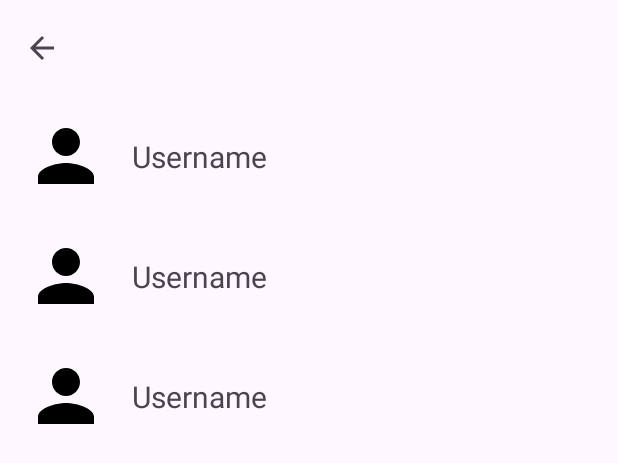
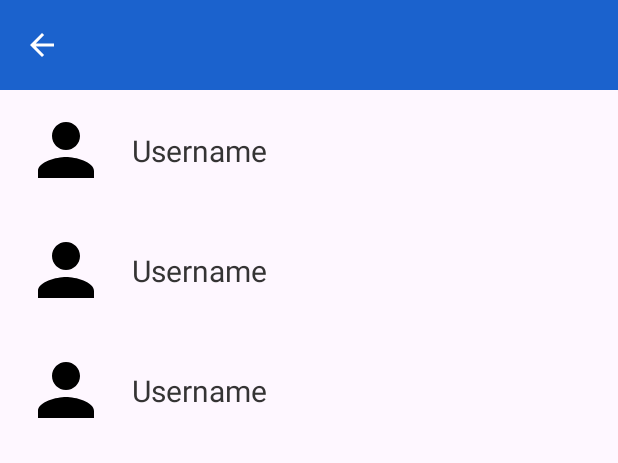
Before and after one commit to Vuert/speer-assessment, an Android app: the layout fragment_connections.xml on its own in the app's theme, with its tools: preview values and no code run, on a phone screen of 412 x 824 dp. Shown: the top 463 px of the screen. Run offline under Robolectric (Android 15) with nearby library versions, the phone set to English and light mode, and no system bars.

Commit message:
#15 Improve UI

```diff
--- a/app/src/main/java/com/speer/technologies/view/impl/fragment/connections/adapter/ConnectionsAdapter.kt
+++ b/app/src/main/java/com/speer/technologies/view/impl/fragment/connections/adapter/ConnectionsAdapter.kt
@@ -35,7 +35,7 @@ class ConnectionsAdapter(
         fun bindUser(user: User) {
             binding.apply {
                 userNameTv.text = user.username
-                ImageUtil.displayAvatar(connectionAvatarImg, user.avatarUrl, circleCrop = true)
+                ImageUtil.displayAvatar(connectionAvatarImg, user.avatarUrl)
             }
         }
     }
--- /dev/null
+++ b/app/src/main/res/drawable/ic_arrow_back.xml
@@ -0,0 +1,12 @@
+<vector
+    xmlns:android="http://schemas.android.com/apk/res/android"
+    android:width="24dp"
+    android:height="24dp"
+    android:autoMirrored="true"
+    android:tint="#000000"
+    android:viewportWidth="24"
+    android:viewportHeight="24">
+    <path
+        android:fillColor="@android:color/white"
+        android:pathData="M20,11H7.83l5.59,-5.59L12,4l-8,8 8,8 1.41,-1.41L7.83,13H20v-2z" />
+</vector>
--- a/app/src/main/res/layout/activity_single.xml
+++ b/app/src/main/res/layout/activity_single.xml
@@ -5,6 +5,7 @@
     xmlns:tools="http://schemas.android.com/tools"
     android:layout_width="match_parent"
     android:layout_height="match_parent"
+    android:background="@color/background"
     tools:context=".view.impl.activity.SingleActivity">
 
     <androidx.fragment.app.FragmentContainerView
--- a/app/src/main/res/layout/connection_list_item.xml
+++ b/app/src/main/res/layout/connection_list_item.xml
@@ -17,13 +17,14 @@
         app:layout_constraintDimensionRatio="1:1"
         app:layout_constraintStart_toStartOf="parent"
         app:layout_constraintTop_toTopOf="parent"
-        tools:src="@drawable/baseline_person" />
+        tools:src="@drawable/ic_user_placeholder" />
 
     <TextView
         android:id="@+id/userNameTv"
         android:layout_width="0dp"
         android:layout_height="wrap_content"
         android:layout_marginStart="@dimen/standard_margin"
+        android:textColor="@color/onBackground"
         android:textSize="@dimen/text_size_default"
         app:layout_constraintBottom_toBottomOf="parent"
         app:layout_constraintEnd_toEndOf="parent"
--- a/app/src/main/res/layout/fragment_connections.xml
+++ b/app/src/main/res/layout/fragment_connections.xml
@@ -8,12 +8,12 @@
 
     <com.google.android.material.appbar.MaterialToolbar
         android:id="@+id/materialToolbar"
+        style="@style/Theme.SpeerTechnologies.Toolbar"
         android:layout_width="0dp"
-        android:layout_height="wrap_content"
         app:layout_constraintEnd_toEndOf="parent"
         app:layout_constraintStart_toStartOf="parent"
         app:layout_constraintTop_toTopOf="parent"
-        app:navigationIcon="?attr/homeAsUpIndicator" />
+        app:navigationIcon="@drawable/ic_arrow_back" />
 
     <androidx.swiperefreshlayout.widget.SwipeRefreshLayout
         android:id="@+id/swipeRefresh"
--- a/app/src/main/res/values/colors.xml
+++ b/app/src/main/res/values/colors.xml
@@ -1,8 +1,9 @@
 <?xml version="1.0" encoding="utf-8"?>
 <resources>
-    <color name="primary">@color/purple</color>
-    <color name="primary_dark">@color/purple_dark</color>
+    <color name="primary">@color/blue</color>
+    <color name="onPrimary">@color/white</color>
+    <color name="primary_dark">@color/blue_dark</color>
     <color name="accent">@color/pink</color>
-    <color name="screen_background">@color/light_gray</color>
-    <color name="card_background">@color/white</color>
+    <color name="background">@color/white</color>
+    <color name="onBackground">@color/gray</color>
 </resources>
--- a/app/src/main/res/values/dimens.xml
+++ b/app/src/main/res/values/dimens.xml
@@ -19,4 +19,7 @@
 
     <dimen name="connection_list_item_height">80dp</dimen>
     <dimen name="loading_indicator_list_item_height">70dp</dimen>
+    <dimen name="input_field_height">56dp</dimen>
+    <dimen name="action_bar_size">60dp</dimen>
+    <dimen name="divider_size">1dp</dimen>
 </resources>
--- a/app/src/main/res/values/pallete.xml
+++ b/app/src/main/res/values/pallete.xml
@@ -1,8 +1,8 @@
 <?xml version="1.0" encoding="utf-8"?>
 <resources>
-    <color name="purple">#FF6200EE</color>
-    <color name="purple_dark">#FF3700B3</color>
+    <color name="blue">#1B62CD</color>
+    <color name="blue_dark">#1750A5</color>
     <color name="pink">#E91E63</color>
-    <color name="light_gray">#EEEEEE</color>
     <color name="white">#FFFFFF</color>
+    <color name="gray">#353434</color>
 </resources>
--- a/app/src/main/res/values/strings.xml
+++ b/app/src/main/res/values/strings.xml
@@ -8,4 +8,5 @@
     <string name="not_found">Not found</string>
     <string name="title_followers">%1$s followers</string>
     <string name="title_following">%1$s following</string>
+    <string name="no_description">No description</string>
 </resources>
--- /dev/null
+++ b/app/src/main/res/values/styles.xml
@@ -0,0 +1,10 @@
+<resources>
+
+    <style name="Theme.SpeerTechnologies.Toolbar">
+        <item name="android:background">@color/primary</item>
+        <item name="navigationIconTint">@color/onPrimary</item>
+        <item name="titleTextColor">@color/onPrimary</item>
+        <item name="android:layout_height">@dimen/action_bar_size</item>
+    </style>
+
+</resources>
--- a/app/src/main/res/values/themes.xml
+++ b/app/src/main/res/values/themes.xml
@@ -1,6 +1,6 @@
 <resources>
 
-    <style name="Base.Theme.SpeerTechnologies" parent="Theme.Material3.DayNight.NoActionBar">
+    <style name="Base.Theme.SpeerTechnologies" parent="Theme.Material3.Light.NoActionBar">
         <item name="colorPrimary">@color/primary</item>
         <item name="colorPrimaryDark">@color/primary_dark</item>
         <item name="colorAccent">@color/accent</item>
```
Also changed, not shown: app/src/main/java/com/speer/technologies/utils/view/ImageUtil.kt (+3 -4 lines), app/src/main/java/com/speer/technologies/view/impl/common/userprofile/LayourUserInfoExtensions.kt (+16 -13 lines), app/src/main/java/com/speer/technologies/view/impl/fragment/connectionprofile/fragment/ConnectionProfileFragment.kt (+12 -0 lines), app/src/main/res/layout/fragment_search_user.xml (+29 -19 lines), app/src/main/res/layout/layout_user_info.xml (+107 -56 lines), app/src/main/res/drawable/ic_user_placeholder.xml (renamed from app/src/main/res/drawable/baseline_person.xml).
